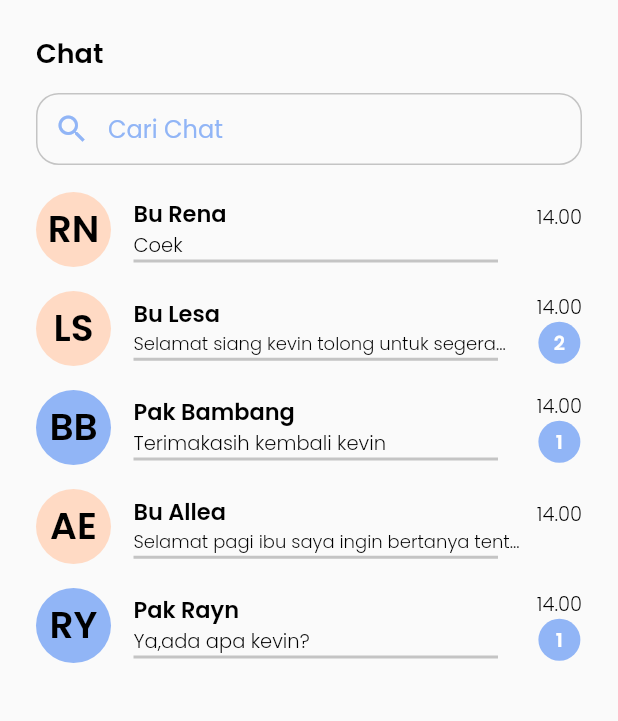
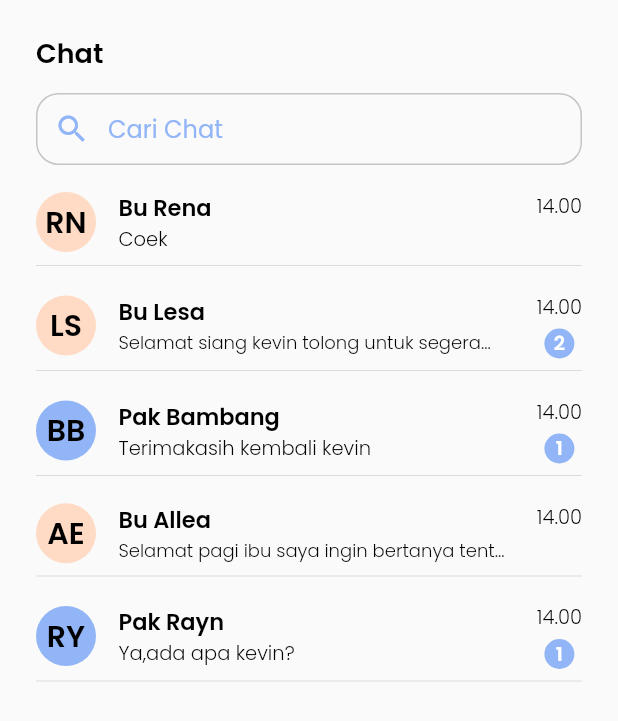
Before and after one commit to J-Orlant/Schooldy, a Flutter app: the ChatPage screen opened directly, on a phone screen of 412 x 824 dp. Shown: the top 721 px of the screen. Run offline on Flutter 3.47's test engine with Material 2 defaults, Android fonts, the phone set to English and light mode, and no system bars; our stand-ins replace bloc, flutter_bloc, google_fonts.

Commit message:
repair
+ erorr androidManifest

```diff
--- a/lib/shared/theme.dart
+++ b/lib/shared/theme.dart
@@ -7,7 +7,7 @@ Color kWhiteColor = Color(0xffFFFFFF);
 Color kGreyColor = Color(0xffc4c4c4);
 Color kBlackColor = Color(0xff000000);
 Color kTransparent = Colors.transparent;
-Color CreamColor = Color(0xffFFDAC4);
+Color kCreamColor = Color(0xffFFDAC4);
 
 double defaultMargin = 24.0;
 
--- a/lib/ui/page/chat_page.dart
+++ b/lib/ui/page/chat_page.dart
@@ -33,6 +33,9 @@ class ChatPage extends StatelessWidget {
               Padding(
                 padding: EdgeInsets.symmetric(horizontal: defaultMargin),
                 child: Container(
+                  margin: EdgeInsets.only(
+                    bottom: 15,
+                  ),
                   height: 50,
                   child: TextFormField(
                     decoration: InputDecoration(
@@ -63,34 +66,28 @@ class ChatPage extends StatelessWidget {
                   ),
                 ),
               ),
-              SizedBox(
-                height: 16,
-              ),
+
               // TampilanChat(),
               TampilanChat(
                 profile: 'RN',
-                background: CreamColor,
+                background: kCreamColor,
                 username: 'Bu Rena',
                 pesan: 'Coek',
                 pesanMasuk: '2',
                 isMasuk: false,
                 isPanjang: false,
               ),
-              SizedBox(
-                height: 16,
-              ),
+
               TampilanChat(
                 profile: 'LS',
-                background: CreamColor,
+                background: kCreamColor,
                 username: 'Bu Lesa',
                 pesan: 'Selamat siang kevin tolong untuk segera...',
                 pesanMasuk: '2',
                 isMasuk: true,
                 isPanjang: true,
               ),
-              SizedBox(
-                height: 16,
-              ),
+
               TampilanChat(
                 profile: 'BB',
                 background: kPrimaryColor,
@@ -100,21 +97,17 @@ class ChatPage extends StatelessWidget {
                 isMasuk: true,
                 isPanjang: false,
               ),
-              SizedBox(
-                height: 16,
-              ),
+
               TampilanChat(
                 profile: 'AE',
-                background: CreamColor,
+                background: kCreamColor,
                 username: 'Bu Allea',
                 pesan: 'Selamat pagi ibu saya ingin bertanya tent...',
                 pesanMasuk: '2',
                 isMasuk: false,
                 isPanjang: true,
               ),
-              SizedBox(
-                height: 16,
-              ),
+
               TampilanChat(
                 profile: 'RY',
                 background: kPrimaryColor,
@@ -123,9 +116,6 @@ class ChatPage extends StatelessWidget {
                 pesanMasuk: '1',
                 isMasuk: true,
                 isPanjang: false,
-              ),
-              SizedBox(
-                height: 16,
               ),
             ],
           ),
@@ -156,15 +146,19 @@ class TampilanChat extends StatelessWidget {
 
   @override
   Widget build(BuildContext context) {
-    return Padding(
-      padding: EdgeInsets.symmetric(
-        horizontal: defaultMargin,
+    return Container(
+      margin: EdgeInsets.only(
+        left: defaultMargin,
+        right: defaultMargin,
+        bottom: 10,
       ),
-      child: Row(
+      child: Column(
+        children: [
+          Row(
             children: [
               Container(
-            width: 50,
-            height: 50,
+                width: 40,
+                height: 40,
                 decoration: BoxDecoration(
                   shape: BoxShape.circle,
                   color: background,
@@ -174,7 +168,7 @@ class TampilanChat extends StatelessWidget {
                     profile,
                     style: blackTextStyle.copyWith(
                       fontWeight: semiBold,
-                  fontSize: 25,
+                      fontSize: 20,
                     ),
                   ),
                 ),
@@ -182,7 +176,8 @@ class TampilanChat extends StatelessWidget {
               SizedBox(
                 width: 15,
               ),
-          Column(
+              Expanded(
+                child: Column(
                   crossAxisAlignment: CrossAxisAlignment.start,
                   mainAxisSize: MainAxisSize.min,
                   children: [
@@ -199,15 +194,17 @@ class TampilanChat extends StatelessWidget {
                         fontWeight: light,
                         fontSize: isPanjang == true ? 12 : 13,
                       ),
+                      overflow: TextOverflow.ellipsis,
                     ),
-              Container(
-                width: 243,
-                height: 2,
-                color: kGreyColor,
-              ),
+                    // Container(
+                    //   width: 243,
+                    //   height: 2,
+                    //   color: kGreyColor,
+                    // ),
                   ],
                 ),
-          Spacer(),
+              ),
+              // Spacer(),
               Column(
                 children: [
                   Text(
@@ -217,6 +214,9 @@ class TampilanChat extends StatelessWidget {
                       fontSize: 13,
                     ),
                   ),
+                  SizedBox(
+                    height: 5,
+                  ),
                   isMasuk == true
                       ? ChatNumber(
                           pesanMasuk: pesanMasuk,
@@ -224,6 +224,9 @@ class TampilanChat extends StatelessWidget {
                       : Text('')
                 ],
               ),
+            ],
+          ),
+          Divider(),
         ],
       ),
     );
@@ -239,8 +242,8 @@ class ChatNumber extends StatelessWidget {
   @override
   Widget build(BuildContext context) {
     return Container(
-      width: 28,
-      height: 28,
+      width: 20,
+      height: 20,
       decoration: BoxDecoration(
         shape: BoxShape.circle,
         color: kPrimaryColor,
--- a/lib/ui/page/notification_page.dart
+++ b/lib/ui/page/notification_page.dart
@@ -4,7 +4,6 @@ import 'package:kksi/bloc/tab_cubit.dart';
 import 'package:kksi/shared/theme.dart';
 import 'package:kksi/ui/widget/notification_item.dart';
 import 'package:kksi/ui/widget/tabbar-item.dart';
-import 'package:kksi/ui/widget/tugas_item.dart';
 
 class NotificationPage extends StatelessWidget {
   const NotificationPage({Key? key}) : super(key: key);
```
Also changed, not shown: 1 other file. Lines whose indentation alone changed are shown as unchanged.
